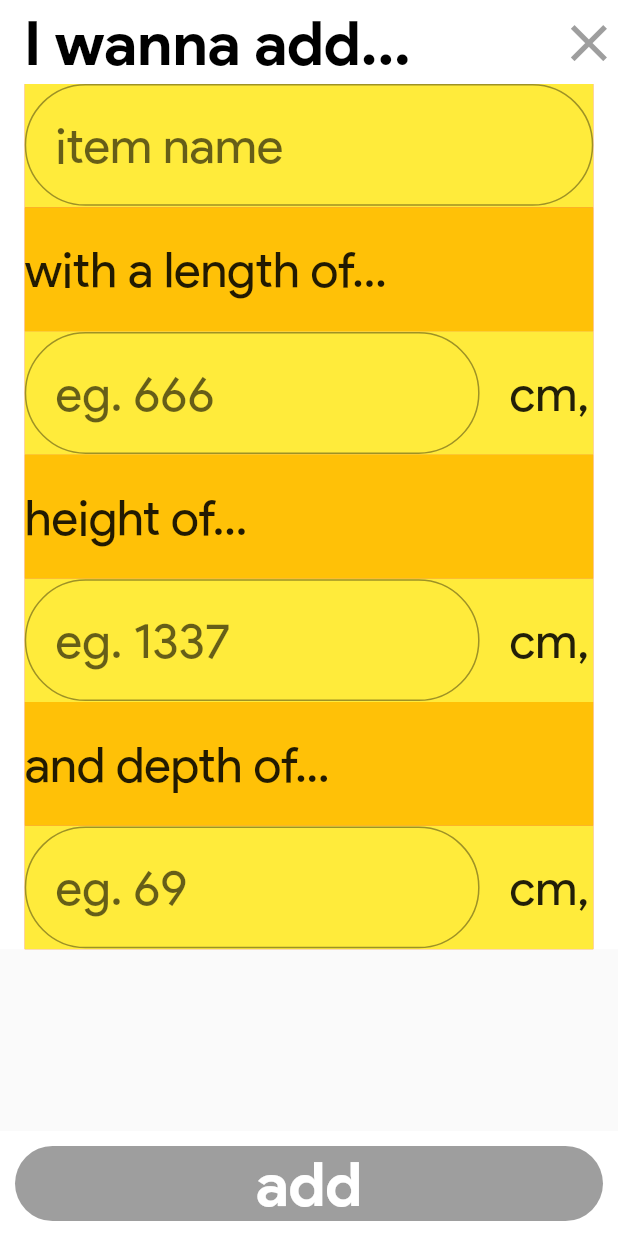
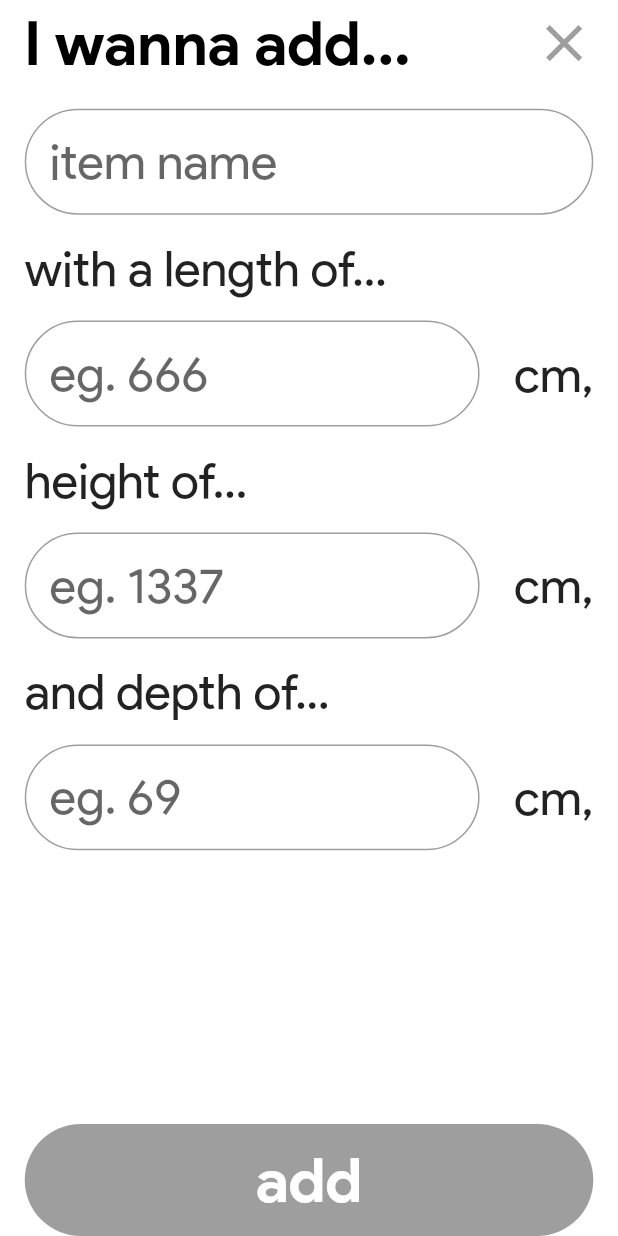
Before and after one commit to weronkagolonka/Flutter, a Flutter app: the AddItem screen opened directly, on a phone screen of 412 x 824 dp. Run offline on Flutter 3.47's test engine with Material 2 defaults, Android fonts, the phone set to English and light mode, and no system bars.

Commit message:
UI changes; long button press; transitions

```diff
--- a/does_it_fit/lib/main.dart
+++ b/does_it_fit/lib/main.dart
@@ -2,6 +2,7 @@ import 'package:does_it_fit/models/Dependencies.dart';
 import 'package:does_it_fit/screens/DisplayCalc.dart';
 import 'package:does_it_fit/screens/home.dart';
 import 'package:flutter/material.dart';
+import 'package:flutter/services.dart';
 
 Dependencies ctrl = new Dependencies();
 
@@ -27,6 +28,9 @@ void main() {
 class MyApp extends StatelessWidget {
   @override
   Widget build(BuildContext context) {
+    SystemChrome.setSystemUIOverlayStyle(SystemUiOverlayStyle(
+      systemNavigationBarIconBrightness: Brightness.dark,
+    ));
     return GestureDetector(
       onTap: () {
         FocusScopeNode currentFocus = FocusScope.of(context);
--- a/does_it_fit/lib/screens/AddItem.dart
+++ b/does_it_fit/lib/screens/AddItem.dart
@@ -68,7 +68,9 @@ class _AddItem extends State<AddItem> {
         backgroundColor: Colors.white,
         elevation: 0,
         centerTitle: false,
-        title: Text(
+        title: Container(
+          alignment: Alignment.centerLeft,
+          child: Text(
             'I wanna add...',
             style: TextStyle(
               fontSize: mainHeight*0.05,
@@ -76,26 +78,34 @@ class _AddItem extends State<AddItem> {
               color: Colors.black
             ),
           ),
+        ),
         automaticallyImplyLeading: false,
         actions: <Widget>[
-          IconButton(
+          Container(
+            margin: EdgeInsets.only(right: mainHeight*0.02),
+            child: IconButton(
             icon: Icon(Icons.clear, color: Colors.grey, size: mainHeight*0.05),
             onPressed: () => Navigator.pop(context)),
+          ),
         ],
       ),
-      body: addItem(mainHeight, mainWidth),
+      body: Container(
+        color: Colors.white,
+        child: addItem(mainHeight, mainWidth),
+      ),
       bottomNavigationBar: BottomAppBar(
         elevation: 0,
-        color: Colors.white,
+        notchMargin: 8,
         child: Container(
-          padding: EdgeInsets.all(10),
+          margin: EdgeInsets.symmetric(horizontal: mainHeight*0.02),
           child: FlatButton(
             onPressed: text1 ? () => filledFormBtn(length, height, depth, name) : null,
             color: Colors.black,
             disabledColor: Colors.grey,
             shape: RoundedRectangleBorder(
-              borderRadius: BorderRadius.all(Radius.circular(200)),
+              borderRadius: BorderRadius.all(Radius.circular(50)),
             ),
+            padding: EdgeInsets.all(mainHeight*0.015),
             child: Text(
               'add',
               style: TextStyle(
@@ -128,27 +138,27 @@ class _AddItem extends State<AddItem> {
           decoration: InputDecoration(
             errorText: null,
             errorStyle: TextStyle(height: 0),
-            contentPadding: EdgeInsets.all(mainHeight*0.025),
+            contentPadding: EdgeInsets.all(mainHeight*0.02),
             hintText: hintText,
             errorBorder: OutlineInputBorder(
               borderRadius: BorderRadius.all(Radius.circular(200)),
               borderSide: BorderSide(color: Colors.red[500], width: 5, style: BorderStyle.solid),
-              gapPadding: 15,
+              gapPadding: mainHeight*0.015,
             ),
             focusedBorder: OutlineInputBorder(
               borderRadius: BorderRadius.all(Radius.circular(200)),
               borderSide: BorderSide(color: Colors.grey[300], width: 1, style: BorderStyle.solid),
-              gapPadding: 15,
+              gapPadding: mainHeight*0.015,
             ),
             border: OutlineInputBorder(
               borderRadius: BorderRadius.all(Radius.circular(200)),
               borderSide: BorderSide(color: Colors.grey[300], width: 1, style: BorderStyle.solid),
-              gapPadding: 15,
+              gapPadding: mainHeight*0.015,
             ),
             focusedErrorBorder: OutlineInputBorder(
               borderRadius: BorderRadius.all(Radius.circular(200)),
               borderSide: BorderSide(color: Colors.red[500], width: 5, style: BorderStyle.solid),
-              gapPadding: 15,
+              gapPadding: mainHeight*0.015,
             ),
           ),
           onChanged: (String input) {
@@ -181,27 +191,27 @@ class _AddItem extends State<AddItem> {
             //helperText: ' ',
             errorText: null,
             errorStyle: TextStyle(height: 0),
-            contentPadding: EdgeInsets.all(mainHeight*0.025),
+            contentPadding: EdgeInsets.all(mainHeight*0.02),
             hintText: hintText,
             errorBorder: OutlineInputBorder(
               borderRadius: BorderRadius.all(Radius.circular(200)),
               borderSide: BorderSide(color: Colors.red[500], width: 5, style: BorderStyle.solid),
-              gapPadding: 15,
+              gapPadding: mainHeight*0.015,
             ),
             focusedBorder: OutlineInputBorder(
               borderRadius: BorderRadius.all(Radius.circular(200)),
               borderSide: BorderSide(color: Colors.grey[300], width: 1, style: BorderStyle.solid),
-              gapPadding: 15,
+              gapPadding: mainHeight*0.015,
             ),
             border: OutlineInputBorder(
               borderRadius: BorderRadius.all(Radius.circular(200)),
-              borderSide: BorderSide(color: Colors.grey[300], width: 1, style: BorderStyle.solid),
-              gapPadding: 15,
+              borderSide: BorderSide(color: Colors.grey[100], width: 1, style: BorderStyle.solid),
+              gapPadding: mainHeight*0.015,
             ),
             focusedErrorBorder: OutlineInputBorder(
               borderRadius: BorderRadius.all(Radius.circular(200)),
               borderSide: BorderSide(color: Colors.red[500], width: 5, style: BorderStyle.solid),
-              gapPadding: 15,
+              gapPadding: mainHeight*0.015,
             ),
           ),
           onChanged: (String input) {
@@ -225,8 +235,9 @@ class _AddItem extends State<AddItem> {
   }
 
   Widget setUnit(double mainHeight) {
-    return Padding(
-      padding: EdgeInsets.only(left: 20),
+    return Container(
+      //padding: EdgeInsets.only(left: mainHeight*0.02),
+      alignment: Alignment.centerRight,
       child: Text(
           'cm,',
           style: TextStyle(
@@ -241,7 +252,7 @@ class _AddItem extends State<AddItem> {
       controller: ScrollController(),
       children: <Widget>[
         Container(
-          padding: EdgeInsets.symmetric(horizontal: mainHeight*0.02),
+          margin: EdgeInsets.symmetric(horizontal: mainHeight*0.02),
           //constraints: BoxConstraints.tightForFinite(),
           color: Colors.white,
           child: Form(
@@ -258,8 +269,9 @@ class _AddItem extends State<AddItem> {
             //autovalidate: true,
             child: Container(
               width: mainWidth,
-              height: mainHeight*0.7,
-              color: Colors.red,
+              height: mainHeight*0.6,
+              margin: EdgeInsets.only(top: mainHeight*0.02),
+              //color: Colors.red,
               //constraints: BoxConstraints(maxHeight: mainHeight, maxWidth: mainWidth),
               child: Column(
                   mainAxisAlignment: MainAxisAlignment.spaceEvenly,
@@ -268,7 +280,7 @@ class _AddItem extends State<AddItem> {
                   children: <Widget>[
                     Expanded(
                       child: Container(
-                        color: Colors.yellow,
+                        //color: Colors.yellow,
                         child: setForm('item name', false, 0, hasChanged1, addController, myFocus1, mainHeight),
                       ),
                     ),
@@ -276,14 +288,15 @@ class _AddItem extends State<AddItem> {
                       flex: 1,
                       child: Container(
                         alignment: Alignment.centerLeft,
-                        color: Colors.amber,
+                        //color: Colors.amber,
                         child: setSubtitle('with a length of...', mainHeight),
                       ),
                     ),
                     Expanded(
                       child: Container(
-                        color: Colors.yellow,
+                        //color: Colors.yellow,
                         child: Row(
+                          mainAxisAlignment: MainAxisAlignment.spaceBetween,
                           children: <Widget>[
                             Expanded(
                               flex: 4,
@@ -299,14 +312,14 @@ class _AddItem extends State<AddItem> {
                     Expanded(
                       flex: 1,
                       child: Container(
-                        color: Colors.amber,
+                        //color: Colors.amber,
                         alignment: Alignment.centerLeft,
                         child: setSubtitle('height of...', mainHeight),
                       ),
                     ),
                     Expanded(
                       child: Container(
-                        color: Colors.yellow,
+                        //color: Colors.yellow,
                         child: Row(
                           children: <Widget>[
                             Expanded(
@@ -323,14 +336,14 @@ class _AddItem extends State<AddItem> {
                     Expanded(
                       flex: 1,
                       child: Container(
-                        color: Colors.amber,
+                        //color: Colors.amber,
                         alignment: Alignment.centerLeft,
                         child: setSubtitle('and depth of...', mainHeight),
                       ),
                     ),
                     Expanded(
                       child: Container(
-                        color: Colors.yellow,
+                        //color: Colors.yellow,
                         child: Row(
                           children: <Widget>[
                             //to do: ALLOW DECIMALS
```
Also changed, not shown: does_it_fit/lib/screens/DisplayCalc.dart (+75 -121 lines), does_it_fit/lib/screens/Dropdown.dart (+44 -54 lines). Lines whose indentation alone changed are shown as unchanged.
